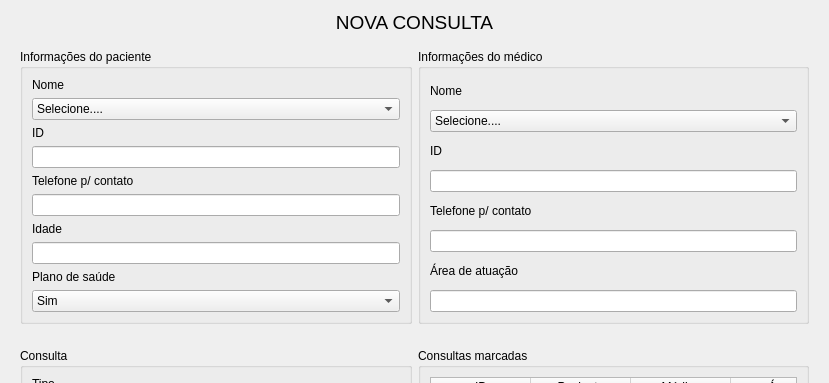
First picture: the form in ui/consulta.ui, repository mateusangeli/PEPMED, before the edit; both pictures show x 0 to 829 and y 0 to 383 of the 829 by 753 pixel window.
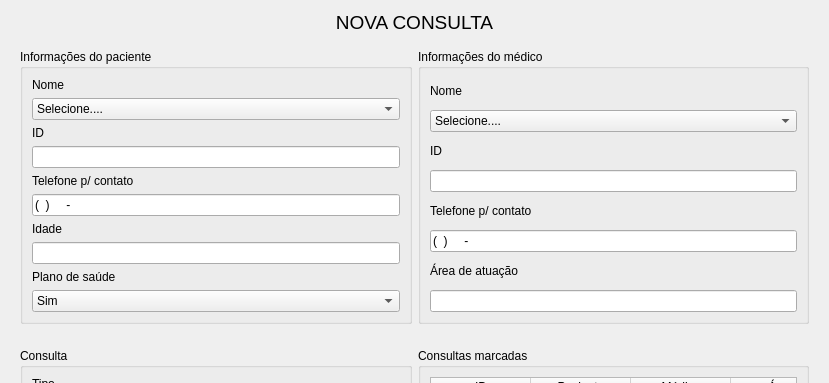
Second picture: the form after the edit.

Patch:
```diff
--- a/ui/consulta.ui
+++ b/ui/consulta.ui
@@ -49,6 +49,9 @@
            </item>
            <item row="6" column="0">
             <widget class="QLineEdit" name="fone_paciente">
+             <property name="inputMask">
+              <string>(##)#####-####</string>
+             </property>
              <property name="readOnly">
               <bool>true</bool>
              </property>
@@ -171,6 +174,9 @@
            </item>
            <item row="5" column="0">
             <widget class="QLineEdit" name="fone_medico">
+             <property name="inputMask">
+              <string>(##)#####-####</string>
+             </property>
              <property name="readOnly">
               <bool>true</bool>
              </property>
```
Left out of the diff: 3 changed lines with no effect on the pictures.
